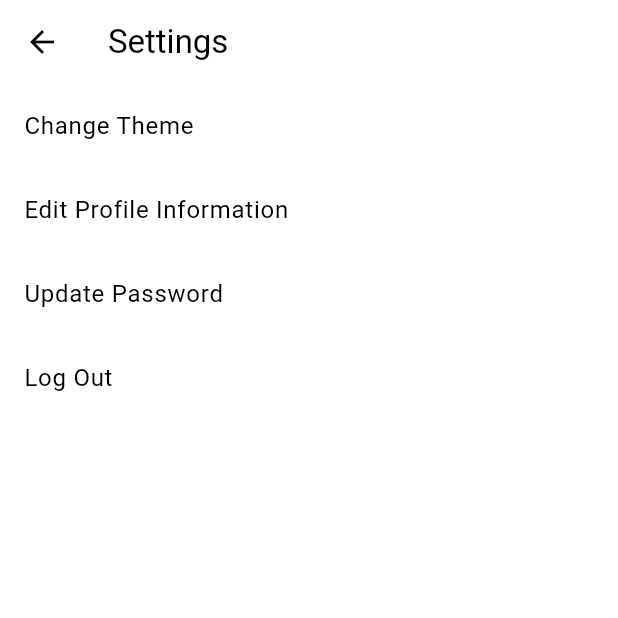
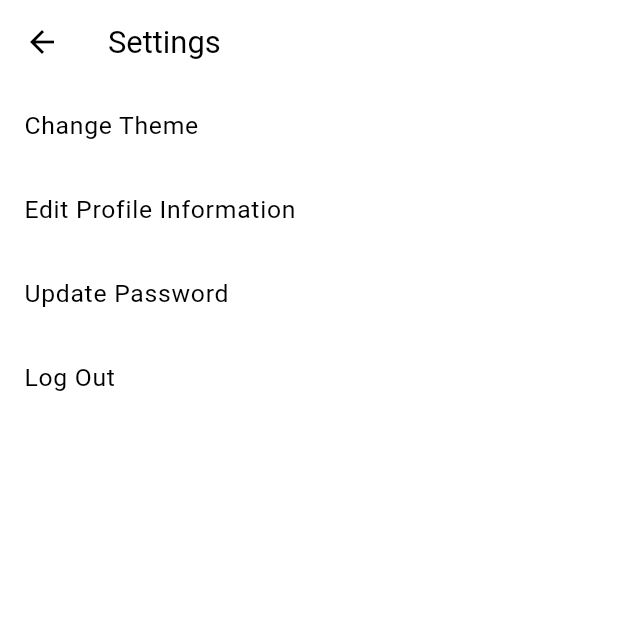
Before and after one commit to aakashdeepsil/laya, a Flutter app: the ProfileSettings screen opened by its route, on a phone screen of 412 x 824 dp, the top half of it. Run offline on Flutter 3.47's test engine with Material 3 defaults, Android fonts, the phone set to English and light mode, and no system bars; our stand-ins replace flutter_carousel_widget, flutter_dotenv, go_router, image_picker, infinite_carousel, lucide_icons; missing offline and left inert: supabase_auth_ui; accounts and stored records are empty; network calls fail.

Commit message:
updated the edit profile page and settings page

```diff
--- a/lib/profile/profile_settings.dart
+++ b/lib/profile/profile_settings.dart
@@ -12,16 +12,17 @@ class ProfileSettings extends StatefulWidget {
 }
 
 class _ProfileSettingsState extends State<ProfileSettings> {
+  // Get the screen width and height
+  double get screenWidth => MediaQuery.of(context).size.width;
+  double get screenHeight => MediaQuery.of(context).size.height;
+
   @override
   Widget build(BuildContext context) {
     return Scaffold(
       appBar: AppBar(
-        title: const Text('Settings'),
-        leading: IconButton(
-          icon: const Icon(Icons.arrow_back),
-          onPressed: () {
-            context.go('/profile');
-          },
+        title: Text(
+          'Settings',
+          style: TextStyle(fontSize: screenHeight * 0.025),
         ),
       ),
       body: SafeArea(
@@ -29,27 +30,35 @@ class _ProfileSettingsState extends State<ProfileSettings> {
             child: Column(
           children: <Widget>[
             ListTile(
-              title: const Text('Change Theme'),
+              title: Text(
+                'Change Theme',
+                style: TextStyle(fontSize: screenHeight * 0.02),
+              ),
               onTap: () => Provider.of<ThemeProvider>(context, listen: false)
                   .toggleTheme(),
             ),
             ListTile(
-              title: const Text('Edit Profile Information'),
-              onTap: () {
-                context.go('/edit_profile');
-              },
+              title: Text(
+                'Edit Profile Information',
+                style: TextStyle(fontSize: screenHeight * 0.02),
+              ),
+              onTap: () => context.push('/edit_profile'),
             ),
             ListTile(
-              title: const Text('Update Password'),
-              onTap: () {
-                context.go('/update_password');
-              },
+              title: Text(
+                'Update Password',
+                style: TextStyle(fontSize: screenHeight * 0.02),
+              ),
+              onTap: () => context.push('/update_password'),
             ),
             ListTile(
-              title: const Text('Log Out'),
+              title: Text(
+                'Log Out',
+                style: TextStyle(fontSize: screenHeight * 0.02),
+              ),
               onTap: () {
                 Supabase.instance.client.auth.signOut();
-                context.go('/');
+                context.go('/sign_in');
               },
             ),
           ],
```
Also changed, not shown: lib/components/profile_avatar.dart (+40 -28 lines), lib/profile/edit_profile.dart (+83 -101 lines).
